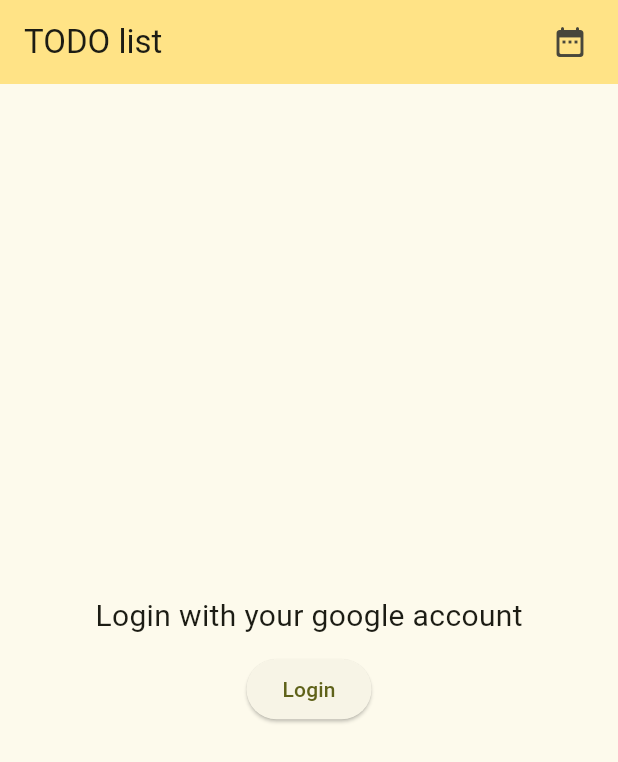
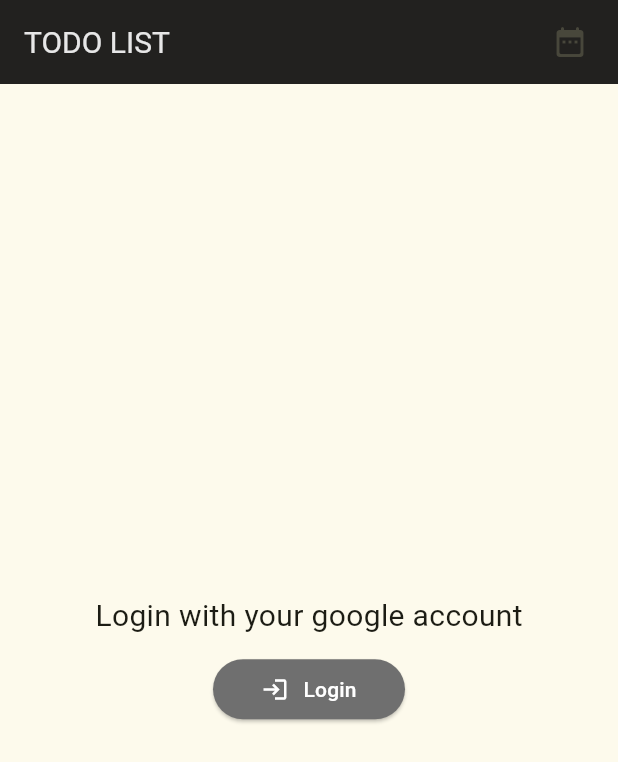
Before and after one commit to GoNjO9/TODO_list_flutter, a Flutter app: the screen it shows after launch, on a phone screen of 412 x 824 dp. Shown: the top 762 px of the screen. Run offline on Flutter 3.47's test engine with Material 3 defaults, Android fonts, the phone set to English and light mode, and no system bars; our stand-ins replace cloud_firestore, firebase_auth, firebase_core, gap; accounts and stored records are empty.

Commit message:
chore: Custom font and change the theme a little bit

```diff
--- a/lib/view/my_home_page.dart
+++ b/lib/view/my_home_page.dart
@@ -1,6 +1,7 @@
 import 'package:flutter/material.dart';
 import 'package:provider/provider.dart';
 import 'package:gap/gap.dart';
+import 'package:todo_list_g9/view/widgets/custom_text.dart';
 import 'package:todo_list_g9/view/widgets/event_adding_button.dart';
 import 'package:todo_list_g9/view/widgets/event_tiles.dart';
 import 'package:todo_list_g9/view/widgets/signin_buttons.dart';
@@ -13,14 +14,22 @@
   Widget build(BuildContext context) {
     if (context.watch<UserViewModel>().user != null) {
       return Scaffold(
+        backgroundColor: Colors.black87,
         appBar: AppBar(
-          backgroundColor: const Color.fromARGB(221, 255, 223, 118),
-          title: Text(title),
+          backgroundColor: const Color.fromARGB(255, 221, 221, 221),
+          title: const CustomText(
+            text: 'TODO LIST',
+            textSize: 20,
+            textColor: Color.fromARGB(255, 0, 0, 0),
+          ),
           actions: const <Widget>[
             SignInButton(),
             Padding(
               padding: EdgeInsets.symmetric(horizontal: 20),
-              child: Icon(Icons.date_range_rounded),
+              child: Icon(
+                Icons.date_range_rounded,
+                color: Color.fromARGB(255, 0, 0, 0),
+              ),
             ),
           ],
         ),
@@ -30,8 +39,12 @@
     } else {
       return Scaffold(
         appBar: AppBar(
-          backgroundColor: const Color.fromARGB(221, 255, 223, 118),
-          title: Text(title),
+          backgroundColor: const Color.fromARGB(221, 0, 0, 0),
+          title: const CustomText(
+            text: 'TODO LIST',
+            textSize: 20,
+            textColor: Color.fromARGB(255, 231, 231, 231),
+          ),
           actions: const <Widget>[
             Padding(
               padding: EdgeInsets.symmetric(horizontal: 20),
--- /dev/null
+++ b/lib/view/widgets/custom_text.dart
@@ -0,0 +1,24 @@
+import 'package:flutter/material.dart';
+
+class CustomText extends StatelessWidget {
+  final String text;
+  final double? textSize;
+  final Color? textColor;
+  const CustomText({
+    super.key,
+    required this.text,
+    this.textSize,
+    this.textColor,
+  });
+
+  @override
+  Widget build(BuildContext context) {
+    return Text(
+      text,
+      style: TextStyle(
+        fontSize: textSize,
+        color: textColor,
+      ),
+    );
+  }
+}
--- a/lib/view/widgets/event_adding_button.dart
+++ b/lib/view/widgets/event_adding_button.dart
@@ -15,6 +15,8 @@
   Widget build(BuildContext context) {
     return Consumer<EventViewModel>(
       builder: (context, eventVM, child) => FloatingActionButton(
+        backgroundColor: const Color.fromARGB(255, 111, 111, 111),
+        foregroundColor: const Color.fromARGB(255, 255, 255, 255),
         onPressed: () async {
           final map1 = await showBottomSheet(); //waiting for the input
           eventVM.addEvent(map1?['name'], map1?['date'], map1?['note']);
--- a/lib/view/widgets/event_tiles.dart
+++ b/lib/view/widgets/event_tiles.dart
@@ -1,5 +1,6 @@
 import 'package:flutter/material.dart';
 import 'package:provider/provider.dart';
+import 'package:todo_list_g9/view/widgets/custom_text.dart';
 import 'package:todo_list_g9/view_model/event_view_model.dart';
 
 class EventTiles extends StatelessWidget {
@@ -25,25 +26,37 @@
                       Expanded(
                         child: Container(
                           margin: const EdgeInsets.symmetric(horizontal: 20),
-                          child: Text(eventVM.items![index].name),
+                          child: CustomText(
+                            text: eventVM.items![index].name,
+                            textColor: Colors.white,
+                            textSize: 20,
+                          ),
                         ),
                       ),
                       Expanded(
                         child: Container(
                           margin: const EdgeInsets.symmetric(horizontal: 20),
-                          child: Text(eventVM.items![index].date),
+                          child: CustomText(
+                            text: eventVM.items![index].date,
+                            textColor: Colors.white,
+                            textSize: 15,
+                          ),
                         ),
                       ),
                       Expanded(
                         child: Container(
                           margin: const EdgeInsets.symmetric(horizontal: 20),
-                          child: Text(eventVM.items![index].note),
+                          child: CustomText(
+                            text: eventVM.items![index].note,
+                            textColor: const Color.fromARGB(255, 192, 192, 192),
+                            textSize: 17,
+                          ),
                         ),
                       ),
                       IconButton(
                         icon: const Icon(
                           Icons.delete,
-                          color: Colors.black,
+                          color: Color.fromARGB(255, 111, 111, 111),
                         ),
                         onPressed: () {
                           eventVM.removeEvent(index); //delete event
--- a/lib/view/widgets/signin_buttons.dart
+++ b/lib/view/widgets/signin_buttons.dart
@@ -1,5 +1,7 @@
 import 'package:flutter/material.dart';
+import 'package:gap/gap.dart';
 import 'package:provider/provider.dart';
+import 'package:todo_list_g9/view/widgets/custom_text.dart';
 import 'package:todo_list_g9/view_model/user_view_model.dart';
 
 class SignInButton extends StatelessWidget {
@@ -12,12 +14,52 @@
         if (userVM.user == null) {
           return ElevatedButton(
             onPressed: () => {userVM.signInWithGoogle()},
-            child: const Text('Login'),
+            style: const ButtonStyle(
+              backgroundColor: MaterialStatePropertyAll(
+                Color.fromARGB(255, 111, 111, 111),
+              ),
+              iconColor:
+                  MaterialStatePropertyAll(Color.fromARGB(100, 100, 41, 1)),
+            ),
+            child: const SizedBox(
+              width: 80,
+              child: Row(
+                mainAxisAlignment: MainAxisAlignment.center,
+                children: [
+                  Icon(
+                    Icons.login,
+                    color: Colors.white,
+                  ),
+                  Gap(10),
+                  CustomText(
+                    text: 'Login',
+                    textColor: Colors.white,
+                  ),
+                ],
+              ),
+            ),
           );
         } else {
           return ElevatedButton(
+            style: const ButtonStyle(
+              backgroundColor: MaterialStatePropertyAll(
+                Color.fromARGB(255, 111, 111, 111),
+              ),
+            ),
             onPressed: () => {userVM.signOut()},
-            child: const Text('Logout'),
+            child: const Row(
+              children: [
+                Icon(
+                  Icons.logout,
+                  color: Colors.white,
+                ),
+                Gap(10),
+                CustomText(
+                  text: 'Logout',
+                  textColor: Colors.white,
+                ),
+              ],
+            ),
           );
         }
       },
```
